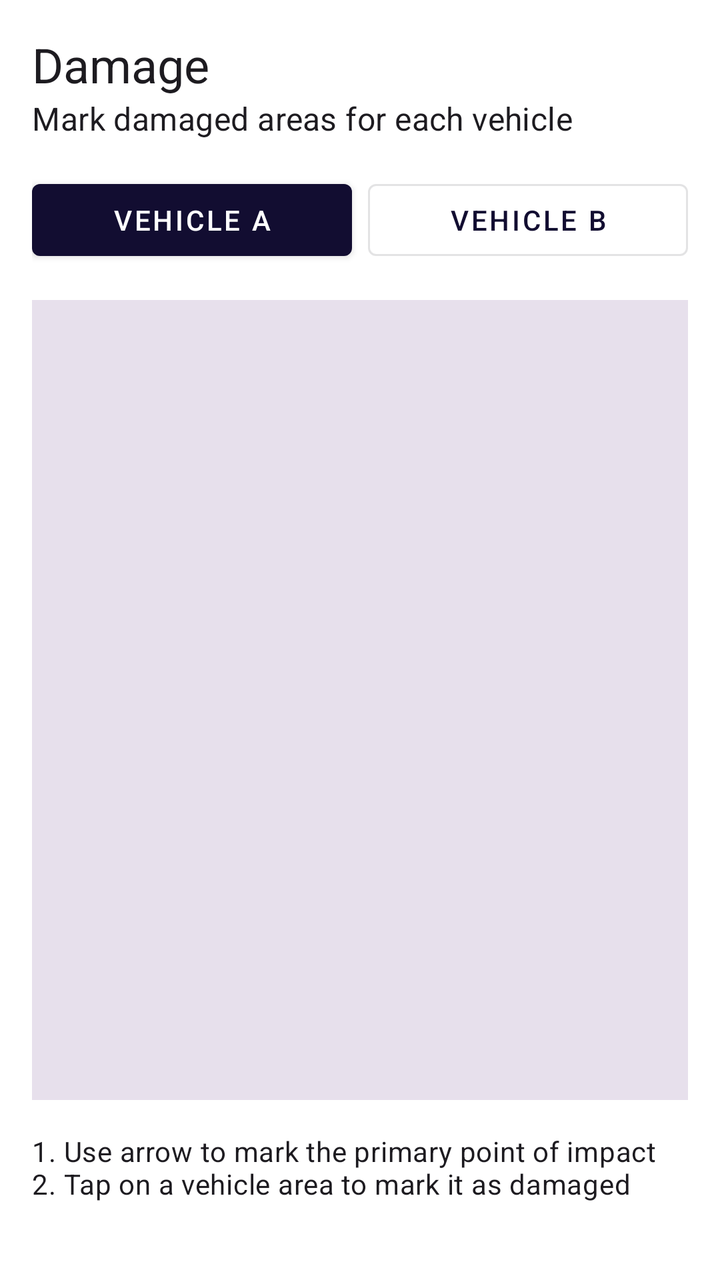
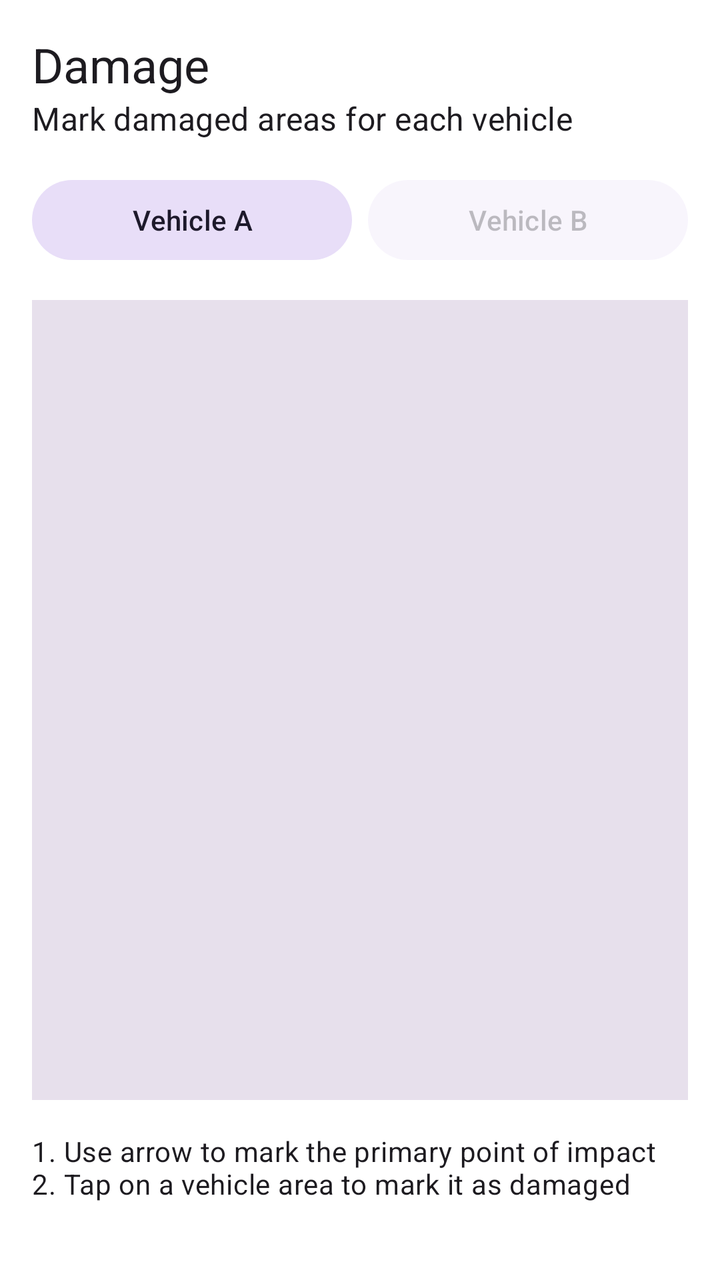

Two renders of the same Android screen: before a commit and after it. Below are the layout's source before the change and the commit's diff.
<!-- AndroidManifest.xml: application theme Theme.AccidentReportingApp -->
<!-- res/layout/step_damage.xml -->
<?xml version="1.0" encoding="utf-8"?>
<LinearLayout xmlns:android="http://schemas.android.com/apk/res/android"
    xmlns:app="http://schemas.android.com/apk/res-auto"
    android:layout_width="match_parent"
    android:layout_height="match_parent"
    android:orientation="vertical"
    android:padding="16dp">

    <TextView
        android:id="@+id/header_damage"
        android:layout_width="wrap_content"
        android:layout_height="wrap_content"
        android:text="Damage"
        android:textAppearance="?attr/textAppearanceHeadline5" />

    <TextView
        android:id="@+id/subtitle_damage"
        android:layout_width="wrap_content"
        android:layout_height="wrap_content"
        android:text="Mark damaged areas for each vehicle"
        android:textAppearance="?attr/textAppearanceSubtitle1" />

    <LinearLayout
        android:layout_width="match_parent"
        android:layout_height="wrap_content"
        android:layout_marginTop="16dp"
        android:orientation="horizontal">

        <com.google.android.material.button.MaterialButton
            android:id="@+id/tab_damage_a"
            style="@style/Widget.MaterialComponents.Button"
            android:layout_width="0dp"
            android:layout_height="wrap_content"
            android:layout_weight="1"
            android:text="Vehicle A" />

        <com.google.android.material.button.MaterialButton
            android:id="@+id/tab_damage_b"
            style="@style/Widget.MaterialComponents.Button.OutlinedButton"
            android:layout_width="0dp"
            android:layout_height="wrap_content"
            android:layout_weight="1"
            android:layout_marginStart="8dp"
            android:text="Vehicle B" />
    </LinearLayout>

    <FrameLayout
        android:id="@+id/damage_diagram_container"
        android:layout_width="match_parent"
        android:layout_height="400dp"
        android:layout_marginTop="16dp"
        android:background="?attr/colorSurfaceVariant" />

    <TextView
        android:id="@+id/instructions_damage"
        android:layout_width="match_parent"
        android:layout_height="wrap_content"
        android:layout_marginTop="16dp"
        android:text="1. Use arrow to mark the primary point of impact\n2. Tap on a vehicle area to mark it as damaged"
        android:textAppearance="?attr/textAppearanceBody2" />

</LinearLayout>
<!-- resources referenced by this layout -->
<resources>
  <style name="Theme.AccidentReportingApp" parent="Base.Theme.AccidentReportingApp" />
  <style name="Base.Theme.AccidentReportingApp" parent="Theme.Material3.DayNight.NoActionBar">
          
          <item name="colorPrimary">@color/primary</item>
          <item name="colorOnPrimary">@color/white</item>
          <item name="colorPrimaryContainer">@color/primary_container</item>
  
          
          <item name="android:windowBackground">@color/white</item>
      </style>
  <color name="primary">#120D31</color>
  <color name="white">#FFFFFFFF</color>
  <color name="primary_container">#F0D3F7</color>
</resources>

<!-- the commit's change to res/layout/step_damage.xml (unified diff, before → after) -->
@@ -28,20 +28,22 @@
 
         <com.google.android.material.button.MaterialButton
             android:id="@+id/tab_damage_a"
-            style="@style/Widget.MaterialComponents.Button"
+            style="@style/Widget.Material3.Button.TonalButton"
             android:layout_width="0dp"
             android:layout_height="wrap_content"
             android:layout_weight="1"
-            android:text="Vehicle A" />
+            android:text="@string/header_vehicle_a"
+            android:layout_marginEnd="4dp"/>
 
         <com.google.android.material.button.MaterialButton
             android:id="@+id/tab_damage_b"
-            style="@style/Widget.MaterialComponents.Button.OutlinedButton"
+            style="@style/Widget.Material3.Button.TonalButton"
             android:layout_width="0dp"
             android:layout_height="wrap_content"
             android:layout_weight="1"
-            android:layout_marginStart="8dp"
-            android:text="Vehicle B" />
+            android:text="@string/header_vehicle_b"
+            android:layout_marginStart="4dp"
+            android:alpha="0.3"/>
     </LinearLayout>
 
     <FrameLayout
<!-- resource entries referenced after the edit -->
@@ -1,5 +1,7 @@
 <!-- resources referenced by this layout -->
 <resources>
+  <string name="header_vehicle_a">Vehicle A</string>
+  <string name="header_vehicle_b">Vehicle B</string>
   <style name="Theme.AccidentReportingApp" parent="Base.Theme.AccidentReportingApp" />
   <style name="Base.Theme.AccidentReportingApp" parent="Theme.Material3.DayNight.NoActionBar">
           
@@ -10,7 +12,7 @@
           
           <item name="android:windowBackground">@color/white</item>
       </style>
-  <color name="primary">#120D31</color>
+  <color name="primary">#003B8E</color>
   <color name="white">#FFFFFFFF</color>
   <color name="primary_container">#F0D3F7</color>
 </resources>
